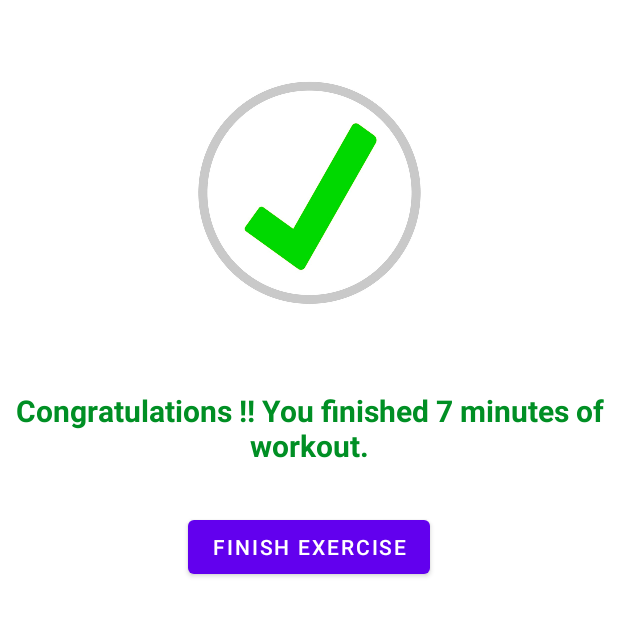
After one commit to vanchinathan83/7-minute-workout, an Android app: the FinishActivity screen opened directly, with no data from a screen before it, on a phone screen of 412 x 824 dp, the top half of it. The commit adds this screen. Run offline under Robolectric (Android 15) with nearby library versions, the phone set to English and light mode, and no system bars.

Commit message:
Adding a finish activity at the end of workout

```diff
--- a/app/src/main/AndroidManifest.xml
+++ b/app/src/main/AndroidManifest.xml
@@ -1,11 +1,13 @@
 <?xml version="1.0" encoding="utf-8"?>
 <manifest xmlns:android="http://schemas.android.com/apk/res/android"
     package="com.vanchi.a7minuteworkout">
+
     <queries>
         <intent>
             <action android:name="android.intent.action.TTS_SERVICE" />
         </intent>
     </queries>
+
     <application
         android:allowBackup="true"
         android:icon="@mipmap/ic_launcher"
@@ -13,6 +15,9 @@
         android:roundIcon="@mipmap/ic_launcher_round"
         android:supportsRtl="true"
         android:theme="@style/Theme.7MinuteWorkout">
+        <activity
+            android:name=".FinishActivity"
+            android:exported="false" />
         <activity
             android:name=".ExerciseActivity"
             android:exported="false" />
--- a/app/src/main/java/com/vanchi/a7minuteworkout/ExerciseActivity.kt
+++ b/app/src/main/java/com/vanchi/a7minuteworkout/ExerciseActivity.kt
@@ -1,5 +1,6 @@
 package com.vanchi.a7minuteworkout
 
+import android.content.Intent
 import android.media.MediaPlayer
 import android.net.Uri
 import androidx.appcompat.app.AppCompatActivity
@@ -92,7 +93,9 @@ class ExerciseActivity : AppCompatActivity(), TextToSpeech.OnInitListener {
             mediaPlayer?.start()
             startRestTimer()
         }else{
-            Toast.makeText(this, "Congratulations! You are done with 7 minutes of workout!!", Toast.LENGTH_SHORT).show()
+            val finish = Intent(this@ExerciseActivity, FinishActivity::class.java)
+            startActivity(finish)
+            finish()
         }
     }
 
--- /dev/null
+++ b/app/src/main/java/com/vanchi/a7minuteworkout/FinishActivity.kt
@@ -0,0 +1,19 @@
+package com.vanchi.a7minuteworkout
+
+import android.content.Intent
+import androidx.appcompat.app.AppCompatActivity
+import android.os.Bundle
+import com.vanchi.a7minuteworkout.databinding.ActivityFinishBinding
+
+class FinishActivity : AppCompatActivity() {
+    private var binding: ActivityFinishBinding? = null
+    override fun onCreate(savedInstanceState: Bundle?) {
+        super.onCreate(savedInstanceState)
+        binding = ActivityFinishBinding.inflate(layoutInflater)
+        setContentView(binding?.root)
+
+        binding?.finishButton?.setOnClickListener{ view ->
+            finish()
+        }
+    }
+}
--- /dev/null
+++ b/app/src/main/res/layout/activity_finish.xml
@@ -0,0 +1,34 @@
+<?xml version="1.0" encoding="utf-8"?>
+<LinearLayout xmlns:android="http://schemas.android.com/apk/res/android"
+    android:layout_width="match_parent"
+    android:layout_height="match_parent"
+    android:orientation="vertical">
+
+    <ImageView
+        android:layout_width="200dp"
+        android:layout_height="200dp"
+        android:layout_gravity="center"
+        android:layout_marginTop="30dp"
+        android:src="@drawable/finish"/>
+
+    <TextView
+        android:layout_width="wrap_content"
+        android:layout_height="wrap_content"
+        android:text="@string/finish_message"
+        android:textStyle="bold"
+        android:textSize="20sp"
+        android:gravity="center_horizontal"
+        android:textColor="@color/color_primary_accent"
+        android:layout_gravity="center"
+        android:layout_marginTop="30dp"/>
+
+    <Button
+        android:id="@+id/finish_button"
+        android:layout_width="wrap_content"
+        android:layout_height="wrap_content"
+        android:layout_marginTop="30dp"
+        android:text="@string/finish_button_text"
+        android:layout_gravity="center"
+        />
+
+</LinearLayout>
--- a/app/src/main/res/values/strings.xml
+++ b/app/src/main/res/values/strings.xml
@@ -1,4 +1,6 @@
 <resources>
     <string name="app_name">7MinuteWorkout</string>
     <string name="logo_description">Logo of 7 Min Workout</string>
+    <string name="finish_message">Congratulations !! You finished 7 minutes of workout.</string>
+    <string name="finish_button_text">Finish Exercise</string>
 </resources>
```
Also changed, not shown: app/src/main/res/drawable/finish.png (added).
